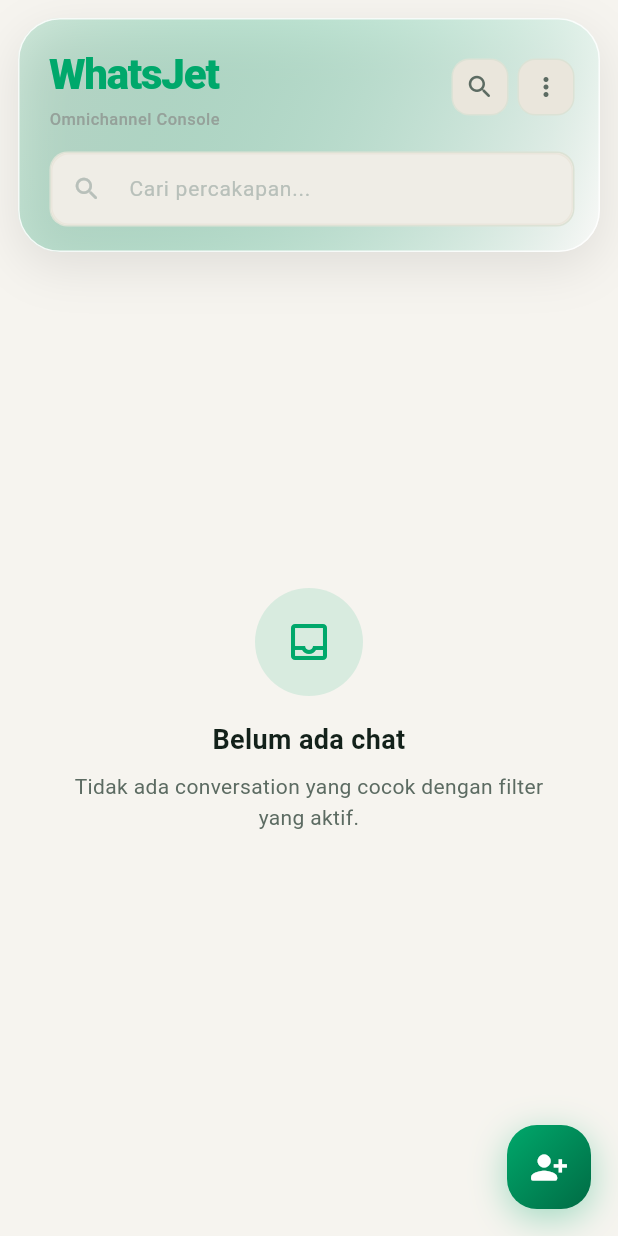
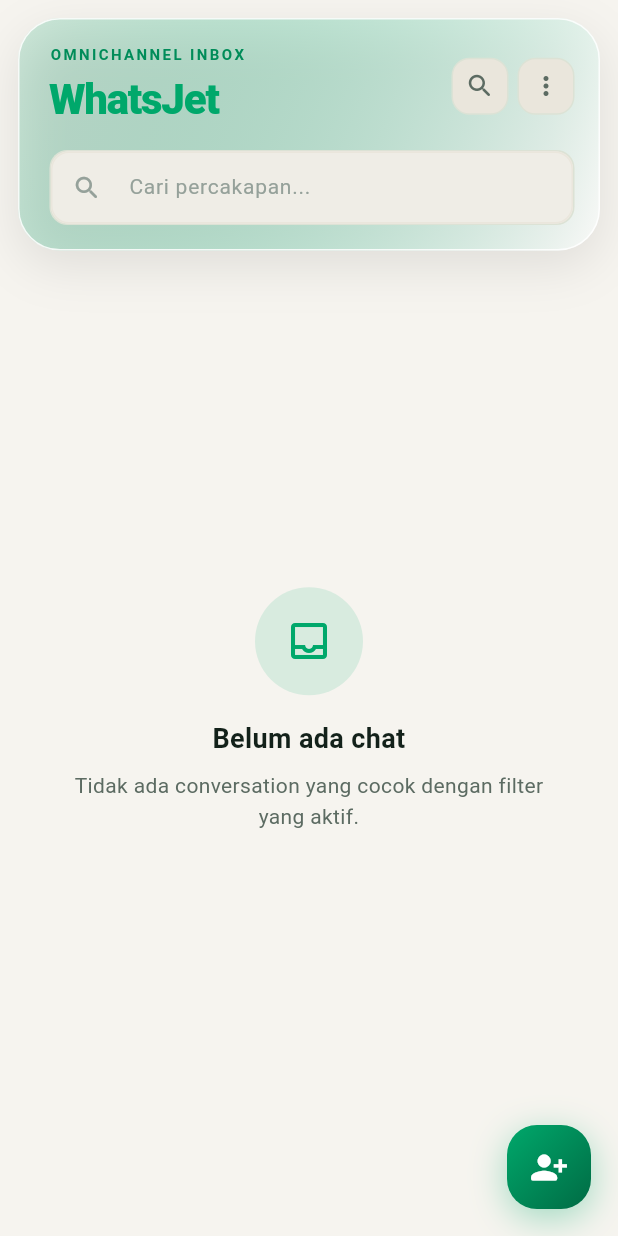
Before and after one commit to nerry21/what_jet, a Flutter app: the _MobileWhatsAppInbox widget shown alone on an empty page, opened directly with empty values, on a phone screen of 412 x 824 dp. Run offline on Flutter 3.47's test engine with Material 3 defaults, Android fonts, the phone set to English and light mode, and no system bars; our stand-ins replace audioplayers, file_picker, firebase_core, firebase_messaging, flutter_contacts, flutter_local_notifications and 9 more; missing offline and left inert: record; accounts and stored records are empty; network calls fail; Roboto replaces fonts that are missing (SF Pro Display).

Commit message:
feat(omnichannel): eyebrow header + hint search terbaca (POLISH-1)
P1: tambah eyebrow 'OMNICHANNEL INBOX' (primary600, 10/w700/ls1.6) di atas
'WhatsJet', gantikan subjudul 'Omnichannel Console'.
P2: ikon & hint search inbox neutral300 -> neutral400 agar kontras terbaca;
app_theme inputDecorationTheme.hintStyle ikut neutral400.

UI-only; nol data/API/controller. Lane MIKRO.

```diff
--- a/lib/core/theme/app_theme.dart
+++ b/lib/core/theme/app_theme.dart
@@ -145,7 +145,7 @@
           borderRadius: BorderRadius.circular(12),
           borderSide: const BorderSide(color: AppColors.error, width: 1.5),
         ),
-        hintStyle: const TextStyle(fontSize: 14, color: AppColors.neutral300),
+        hintStyle: const TextStyle(fontSize: 14, color: AppColors.neutral400),
         labelStyle: const TextStyle(
           fontSize: 12,
           fontWeight: FontWeight.w600,
--- a/lib/features/omnichannel/presentation/widgets/omnichannel_left_pane.dart
+++ b/lib/features/omnichannel/presentation/widgets/omnichannel_left_pane.dart
@@ -809,22 +809,22 @@
                             crossAxisAlignment: CrossAxisAlignment.start,
                             children: <Widget>[
                               Text(
+                                'OMNICHANNEL INBOX',
+                                style: TextStyle(
+                                  fontSize: 10,
+                                  fontWeight: FontWeight.w700,
+                                  letterSpacing: 1.6,
+                                  color: AppColors.primary600,
+                                ),
+                              ),
+                              const SizedBox(height: 3),
+                              Text(
                                 'WhatsJet',
                                 style: TextStyle(
                                   fontSize: 28,
                                   fontWeight: FontWeight.w800,
                                   letterSpacing: -0.8,
                                   color: AppColors.primary,
-                                ),
-                              ),
-                              const SizedBox(height: 2),
-                              Text(
-                                'Omnichannel Console',
-                                style: TextStyle(
-                                  fontSize: 11,
-                                  fontWeight: FontWeight.w500,
-                                  color: AppColors.neutral400,
-                                  letterSpacing: 0.3,
                                 ),
                               ),
                             ],
@@ -863,11 +863,11 @@
                           prefixIcon: Icon(
                             Icons.search_rounded,
                             size: 20,
-                            color: AppColors.neutral300,
+                            color: AppColors.neutral400,
                           ),
                           hintText: 'Cari percakapan...',
                           hintStyle: TextStyle(
-                            color: AppColors.neutral300,
+                            color: AppColors.neutral400,
                             fontSize: 14,
                           ),
                           border: InputBorder.none,
```
